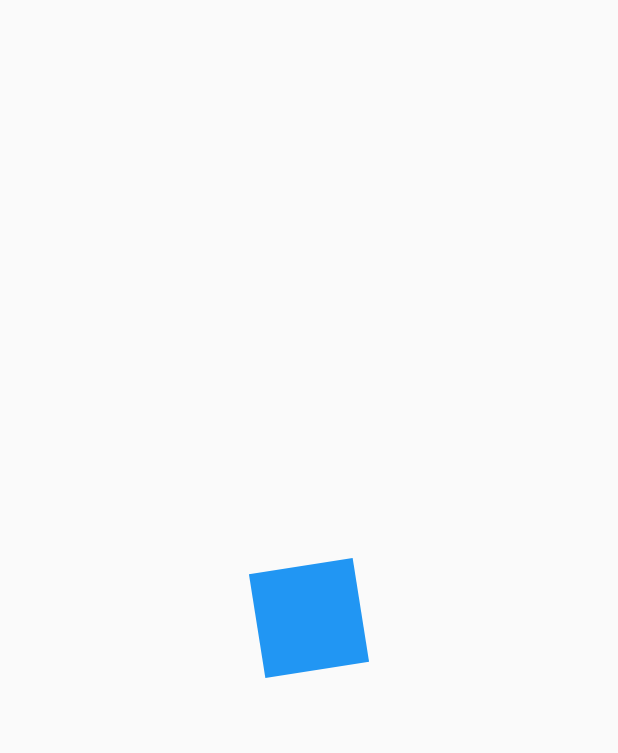
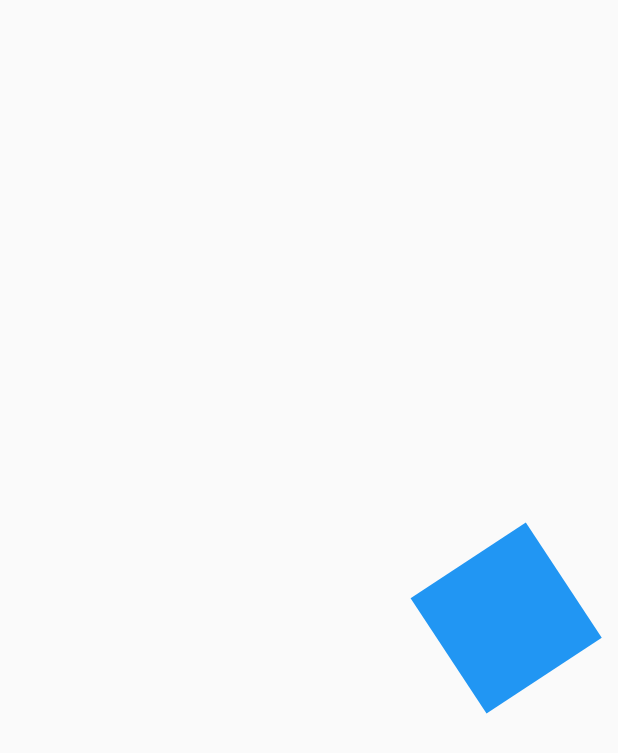
Before and after one commit to dimafema/Flutter_UI, a Flutter app: the AnimacionesPage screen opened directly, on a phone screen of 412 x 824 dp. Shown: the top 753 px of the screen. Run offline on Flutter 3.47's test engine with Material 2 defaults, Android fonts, the phone set to English and light mode, and no system bars.

Commit message:
07-07-2020-asus

```diff
--- a/diseno_app/lib/src/pages/animaciones_pages.dart
+++ b/diseno_app/lib/src/pages/animaciones_pages.dart
@@ -1,5 +1,6 @@
 import 'package:flutter/material.dart';
 import 'dart:math' as Math;
+
 class AnimacionesPage extends StatelessWidget {
   @override
   Widget build(BuildContext context) {
@@ -16,22 +17,44 @@ class CuadradoAnimado extends StatefulWidget {
   _CuadradoAnimadoState createState() => _CuadradoAnimadoState();
 }
 
-class _CuadradoAnimadoState extends State<CuadradoAnimado> with SingleTickerProviderStateMixin{
-
-
+class _CuadradoAnimadoState extends State<CuadradoAnimado>
+    with SingleTickerProviderStateMixin {
   AnimationController controller;
   Animation<double> rotacion;
 
+  Animation<double> opacidad;
+  Animation<double> opacidadOut;
+
+  Animation<double> moverderecha;
+  Animation<double> agrandar;
+
   @override
   void initState() {
-    controller = AnimationController(vsync: this, duration:Duration(milliseconds: 4000)
-    );
-    rotacion = Tween(begin: 0.0, end: 2 * Math.pi ).animate(controller);
-    controller.addListener((){
-      print('Status: ${controller.status}');
-      if (controller.status== AnimationStatus.completed){
-        controller.reverse();
-      }/*else if(controller.status == AnimationStatus.dismissed){
+    controller = AnimationController(
+        vsync: this, duration: Duration(milliseconds: 4000));
+
+    rotacion = Tween(begin: 0.0, end: 2 * Math.pi)
+        .animate(CurvedAnimation(parent: controller, curve: Curves.easeOut));
+
+    opacidad = Tween(begin: 0.1, end: 1.0).animate(CurvedAnimation(
+        parent: controller, curve: Interval(0, 0.25, curve: Curves.easeInOut)));
+    opacidadOut = Tween(begin: 0.0, end: 1.0).animate(CurvedAnimation(
+        parent: controller,
+        curve: Interval(0.75, 1.0, curve: Curves.easeInOut)));
+
+    moverderecha = Tween(begin: 0.0, end: 200.0)
+        .animate(CurvedAnimation(parent: controller, curve: Curves.easeOut));
+    agrandar = Tween(begin: 0.0, end: 2.0)
+        .animate(CurvedAnimation(parent: controller, curve: Curves.easeOut));
+
+    controller.addListener(() {
+      //print('Status: ${controller.status}');
+      if (controller.status == AnimationStatus.completed) {
+        //controller.reverse();
+        //controller.repeat();
+        controller.reset();
+      }
+      /*else if(controller.status == AnimationStatus.dismissed){
         controller.forward();
       }*/
     });
@@ -45,26 +68,27 @@ class _CuadradoAnimadoState extends State<CuadradoAnimado> with SingleTickerProv
     super.dispose();
   }
 
-
-
   //Animation
 
   @override
   Widget build(BuildContext context) {
-
     controller.forward();
 
     return AnimatedBuilder(
       animation: controller,
-      //child: _Rectangulo(),
-      builder: (BuildContext context, Widget child) {
+      child: _Rectangulo(),
+      builder: (BuildContext context, Widget childrectangulo) {
+        print('opacidad: ${opacidad.value}');
+        print('rotacion: ${rotacion.value}');
         //print(rotacion.value.toString());
-        return Transform.rotate(
+        return Transform.translate(
+            offset: Offset(moverderecha.value, 0),
+            child: Transform.rotate(
                 angle: rotacion.value,
-          child: _Rectangulo()
-        );
-
-
+                child: Opacity(
+                    opacity: opacidad.value - opacidadOut.value,
+                    child: Transform.scale(
+                        scale: agrandar.value, child: childrectangulo))));
       },
     );
   }
@@ -76,9 +100,7 @@ class _Rectangulo extends StatelessWidget {
     return Container(
       width: 70,
       height: 70,
-         decoration: BoxDecoration(
-           color: Colors.blue
-         ),
+      decoration: BoxDecoration(color: Colors.blue),
     );
   }
 }
```
Also changed, not shown: diseno_app/lib/main.dart (+5 -5 lines), diseno_app/lib/src/retos/cuadrado_animado_page.dart (added, +61 -0 lines). Lines whose indentation alone changed are shown as unchanged.
